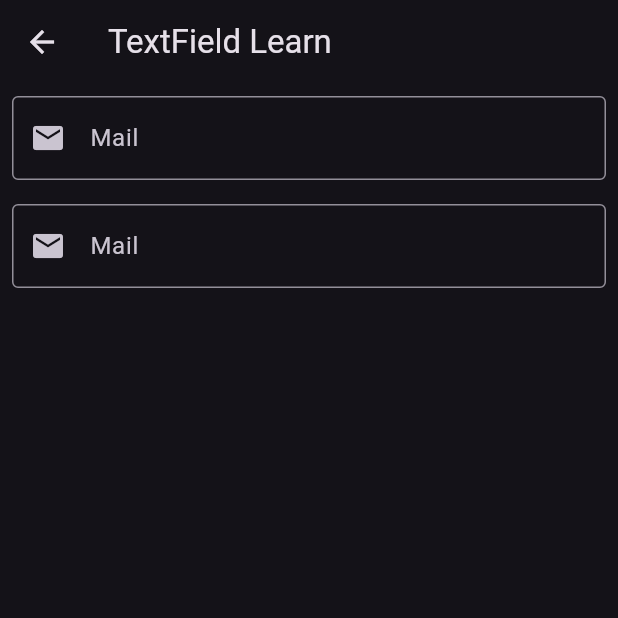
After one commit to Korugan32/flutter_learn, a Flutter app: the TextfieldLearnView screen opened directly, on a phone screen of 412 x 824 dp, the top half of it. The commit adds this screen. Run offline on Flutter 3.47's test engine with Material 3 defaults, Android fonts, the phone set to English and light mode, and no system bars; network calls fail.

Commit message:
Flutter 101 part2(Last Part)

```diff
--- a/lib/screens101/statefull_learn.dart
+++ b/lib/screens101/statefull_learn.dart
@@ -1,5 +1,5 @@
 import 'package:flutter/material.dart';
-import 'package:flutter_learn/language/language_items.dart';
+import 'package:flutter_learn/product/language/language_items.dart';
 import 'package:flutter_learn/product/welcome_counter_button.dart';
 
 class StatefullLearnView extends StatefulWidget {
--- /dev/null
+++ b/lib/screens101/textfield_learn.dart
@@ -0,0 +1,58 @@
+import 'package:flutter/material.dart';
+
+class TextfieldLearnView extends StatefulWidget {
+  const TextfieldLearnView({super.key});
+  final String _appBarTitle = "TextField Learn";
+  @override
+  State<TextfieldLearnView> createState() => _TextfieldLearnViewState();
+}
+
+class _TextfieldLearnViewState extends State<TextfieldLearnView> {
+  FocusNode focusNodeOne = FocusNode();
+  FocusNode focusNodeTwo = FocusNode();
+  @override
+  Widget build(BuildContext context) {
+    return Scaffold(
+      appBar: AppBar(
+        title: Text(widget._appBarTitle),
+      ),
+      body: Column(
+        children: [
+          Padding(
+            padding: const EdgeInsets.all(8.0),
+            child: TextField(
+              keyboardType: TextInputType.emailAddress,
+              focusNode: focusNodeOne,
+              textInputAction: TextInputAction.next,
+              autocorrect: true,
+              autofillHints: [
+                AutofillHints.email
+              ],
+              decoration: InputDecoration(
+                prefixIcon: Icon(Icons.mail),
+                label: Text("Mail"),
+                border: OutlineInputBorder()
+              ),
+            ),
+          ),
+          Padding(
+            padding: const EdgeInsets.all(8.0),
+            child: TextField(
+              keyboardType: TextInputType.emailAddress,
+              focusNode: focusNodeTwo,
+              autocorrect: true,
+              autofillHints: [
+                AutofillHints.email
+              ],
+              decoration: InputDecoration(
+                prefixIcon: Icon(Icons.mail),
+                label: Text("Mail"),
+                border: OutlineInputBorder()
+              ),
+            ),
+          ),
+        ],
+      ),
+    );
+  }
+}
```
Also changed, not shown: lib/screens101/list_view_builder_learn.dart (added, +23 -0 lines), lib/screens101/list_view_learn.dart (added, +128 -0 lines), lib/screens101/navigation_details_learn.dart (added, +27 -0 lines), lib/screens101/navigation_learn.dart (added, +69 -0 lines), lib/screens101/statefull_lifecycle_learn.dart (added, +74 -0 lines).
